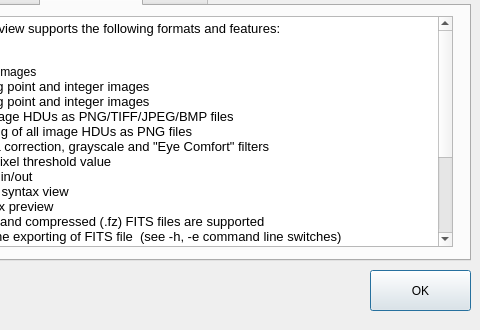
First picture: the form in aboutdialog.ui, repository surhh/nfitsview, before the edit; both pictures show x 120 to 600 and y 170 to 500 of the 600 by 500 pixel window.
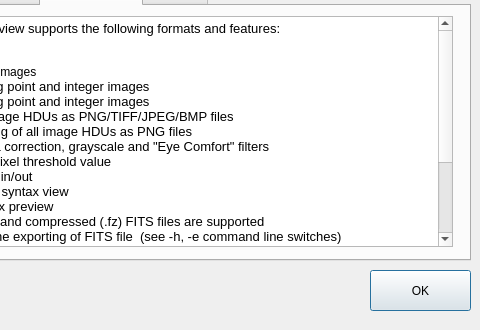
Second picture: the form after the edit. The open tabs and pages were chosen to show the change. Icons and pictures are not drawn.

Commit message: Release note added. Prepared for versoin 3.5

```diff
--- a/aboutdialog.ui
+++ b/aboutdialog.ui
@@ -236,8 +236,7 @@
 &lt;p style=&quot;-qt-paragraph-type:empty; margin-top:0px; margin-bottom:0px; margin-left:0px; margin-right:0px; -qt-block-indent:0; text-indent:0px;&quot;&gt;&lt;br /&gt;&lt;/p&gt;
 &lt;p style=&quot; margin-top:0px; margin-bottom:0px; margin-left:0px; margin-right:0px; -qt-block-indent:0; text-indent:0px;&quot;&gt;Fixes and new features in this release:&lt;/p&gt;
 &lt;p style=&quot;-qt-paragraph-type:empty; margin-top:0px; margin-bottom:0px; margin-left:0px; margin-right:0px; -qt-block-indent:0; text-indent:0px;&quot;&gt;&lt;br /&gt;&lt;/p&gt;
-&lt;p style=&quot; margin-top:0px; margin-bottom:0px; margin-left:0px; margin-right:0px; -qt-block-indent:0; text-indent:0px;&quot;&gt;- Fixed a bug related to possible race condition due to OpenMP usage&lt;/p&gt;
-&lt;p style=&quot; margin-top:0px; margin-bottom:0px; margin-left:0px; margin-right:0px; -qt-block-indent:0; text-indent:0px;&quot;&gt;- Fixed a bug in file reading legacy code&lt;/p&gt;
+&lt;p style=&quot; margin-top:0px; margin-bottom:0px; margin-left:0px; margin-right:0px; -qt-block-indent:0; text-indent:0px;&quot;&gt;- Minor UI improvements: toolbar icons replaced with colorful ones&lt;/p&gt;
 &lt;p style=&quot;-qt-paragraph-type:empty; margin-top:0px; margin-bottom:0px; margin-left:0px; margin-right:0px; -qt-block-indent:0; text-indent:0px; font-family:'Sans Serif'; font-size:9pt;&quot;&gt;&lt;br /&gt;&lt;/p&gt;&lt;/body&gt;&lt;/html&gt;</string>
      </property>
     </widget>
```
